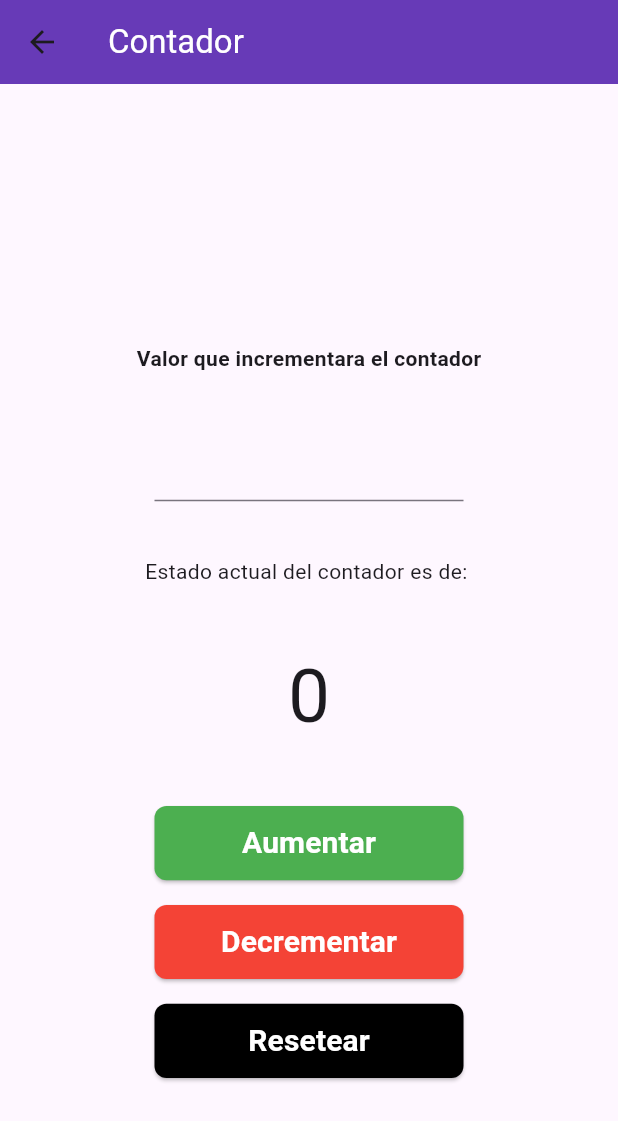
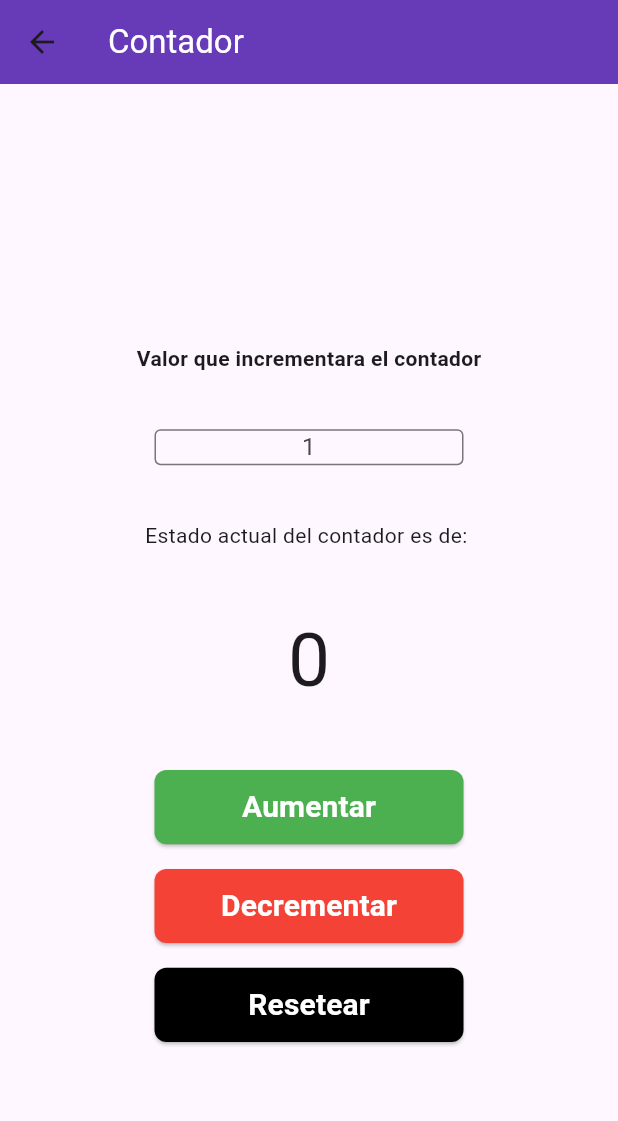
Before and after one commit to IGerardoJR/AllInApp, a Flutter app: the ContadorPage screen opened by its route, after a tap on "Aumentar", after a tap on "Decrementar", on a phone screen of 412 x 824 dp. Shown: the top 1121 px of the screen. Run offline on Flutter 3.47's test engine with Material 3 defaults, Android fonts, the light colour scheme and no system bars.

Commit message:
contadorPage funcionando en totalidad

```diff
--- a/lib/pages/contador.dart
+++ b/lib/pages/contador.dart
@@ -16,13 +16,13 @@ class _ContadorPageState extends State<ContadorPage> {
 
   void incrementarContador() {
     setState(() {
-      contador++;
+      contador += incremento;
     });
   }
 
   void decrementarContador() {
     setState(() {
-      contador--;
+      contador = contador - incremento;
     });
   }
 
@@ -66,7 +66,7 @@ class _ContadorPageState extends State<ContadorPage> {
               SizedBox(
                 height: _deviceHeigth * 0.045,
               ),
-              const Text('Estado actual del contador es de: '),
+              Text('Estado actual del contador es de: '),
               SizedBox(
                 height: _deviceHeigth * 0.045,
               ),
@@ -125,8 +125,17 @@ class _ContadorPageState extends State<ContadorPage> {
   }
 
   Widget _textFieldBox() {
-    return TextField(
-      onSubmitted: (value) {},
+    return Center(
+      child: TextField(
+        decoration: InputDecoration.collapsed(
+            border: OutlineInputBorder(), hintText: "1"),
+        textAlign: TextAlign.center,
+        onSubmitted: (value) {
+          setState(() {
+            incremento = int.parse(value);
+          });
+        },
+      ),
     );
   }
 
```
